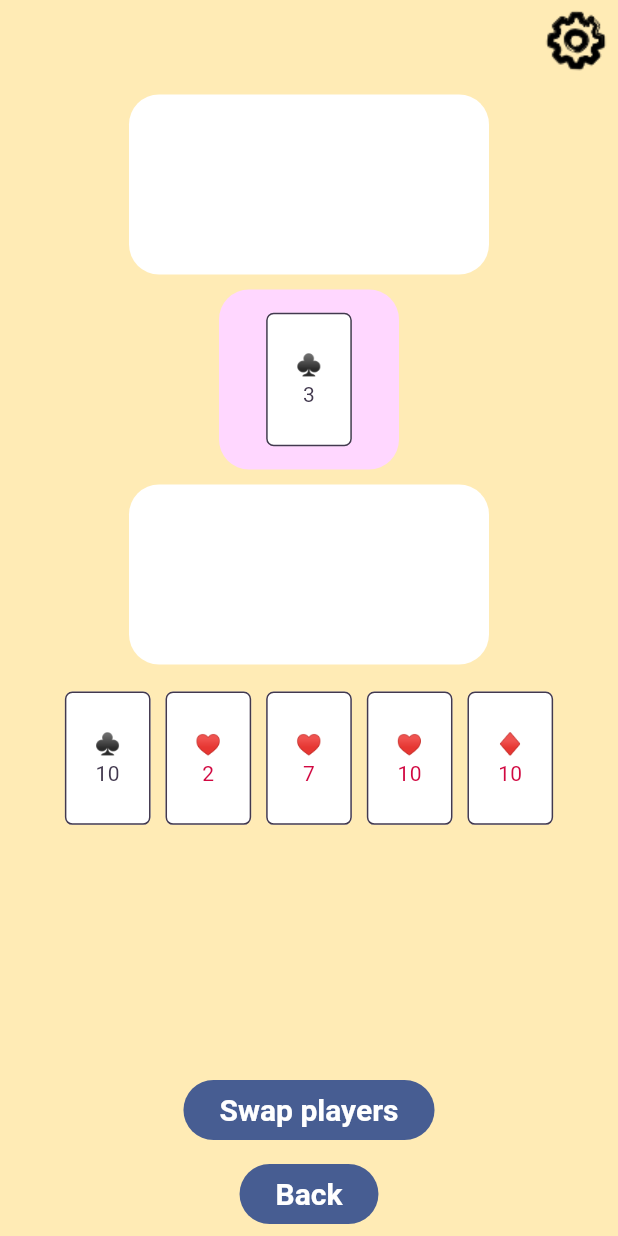
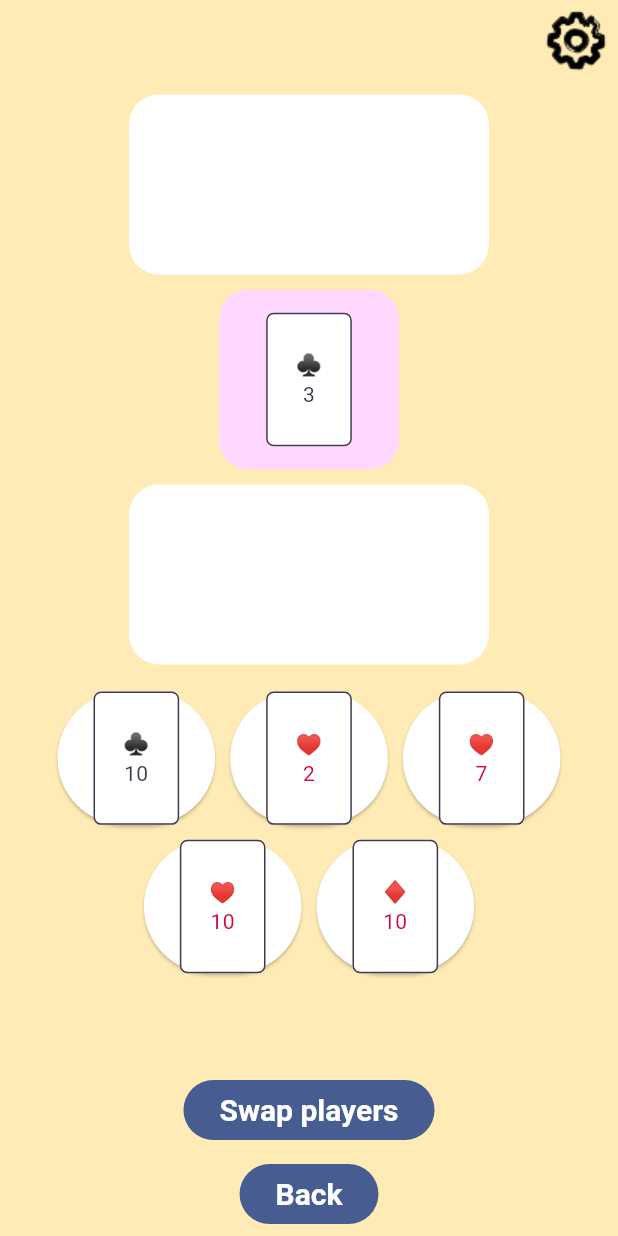
Before and after one commit to oc-cmcbride/mobile-apps-go-fish, a Flutter app: the PlaySessionScreen screen opened by its route, on a phone screen of 412 x 824 dp. Run offline on Flutter 3.47's test engine with Material 3 defaults, Android fonts, the phone set to English and light mode, and no system bars; our stand-ins replace audioplayers, go_router, shared_preferences; accounts and stored records are empty.

Commit message:
Tap-to-select cards kind of works; needs a rework

```diff
--- a/go_fish_game/lib/game_internals/board_state.dart
+++ b/go_fish_game/lib/game_internals/board_state.dart
@@ -24,7 +24,6 @@ class BoardState {
   late List<Player> players;
 
   BoardState({required this.onWin}) {
-    print("New board state!");
     players = [playerOne, playerTwo];
     for (Player p in players) {
       p.addListener(_handlePlayerChange);
--- a/go_fish_game/lib/play_session/player_hand_widget.dart
+++ b/go_fish_game/lib/play_session/player_hand_widget.dart
@@ -1,15 +1,39 @@
 import 'package:flutter/material.dart';
 import 'package:provider/provider.dart';
 
+import '../style/palette.dart';
+import '../game_internals/playing_card.dart';
 import '../game_internals/board_state.dart';
 import 'playing_card_widget.dart';
 
-class PlayerHandWidget extends StatelessWidget {
-  const PlayerHandWidget({super.key});
+class PlayerHandWidget extends StatefulWidget {
+
+  final Map<PlayingCard, bool> _handState = { };
+
+  PlayerHandWidget({super.key});
 
   @override
+  State<PlayerHandWidget> createState() => _PlayerHandWidgetState();
+}
+
+class _PlayerHandWidgetState extends State<PlayerHandWidget> {
+  @override
   Widget build(BuildContext context) {
+    final palette = context.watch<Palette>();
     final boardState = context.watch<BoardState>();
+
+    // Check if hand state needs to be updated
+    if (widget._handState.isEmpty) {
+      widget._handState.addAll({ for (var card in boardState.currentPlayer.hand) card : false });
+    }
+    else if (!Set.of(widget._handState.keys).containsAll(boardState.currentPlayer.hand)) {
+      // Add new cards
+      widget._handState.addAll({ for (var card in boardState.currentPlayer.hand.where((element) => !widget._handState.keys.contains(element))) card : false });
+    }
+    else if (!Set.of(boardState.currentPlayer.hand).containsAll(widget._handState.keys)) {
+      // Remove cards
+      widget._handState.removeWhere((key, value) => !boardState.currentPlayer.hand.contains(key));
+    }
 
     return Padding(
       padding: const EdgeInsets.all(10),
@@ -20,13 +44,43 @@ class PlayerHandWidget extends StatelessWidget {
           // to the player's hand.
           listenable: boardState.currentPlayer,
           builder: (context, child) {
+            // return ToggleButtons(
+            //   direction: Axis.horizontal,
+            //   onPressed: (int index) {
+            //     _selectedCards[index] = !_selectedCards[index];
+            //     print(_selectedCards);
+            //   },
+            //   isSelected: _selectedCards,
+            //   fillColor: Colors.red,
+            //   selectedBorderColor: Colors.green,
+            //   selectedColor: Colors.teal,
+            //   constraints: BoxConstraints(minHeight: 80.0, minWidth: 80.0),
+            //   children: [...boardState.currentPlayer.hand.map((card) => PlayingCardWidget(card, player: boardState.currentPlayer))],
+            // );
             return Wrap(
               alignment: WrapAlignment.center,
               spacing: 10,
               runSpacing: 10,
               children: [
-                ...boardState.currentPlayer.hand.map((card) =>
-                    PlayingCardWidget(card, player: boardState.currentPlayer)),
+                ...boardState.currentPlayer.hand.map(
+                  (card) => ElevatedButton(
+                    onPressed: () {
+                      setState(() {
+                        if (widget._handState[card] != null) {
+                          widget._handState[card] = !widget._handState[card]!;
+                        }
+                        print(widget._handState);
+                      });
+                    },
+                    style: ElevatedButton.styleFrom(
+                      backgroundColor: (widget._handState[card] ?? false) ? Colors.green : Colors.white,
+                      ),
+                    child: PlayingCardWidget(
+                      card,
+                      player: boardState.currentPlayer,
+                    ),
+                  ),
+                ),
               ],
             );
           },
--- a/go_fish_game/lib/play_session/playing_card_widget.dart
+++ b/go_fish_game/lib/play_session/playing_card_widget.dart
@@ -43,8 +43,12 @@ class PlayingCardWidget extends StatelessWidget {
       ),
     );
 
+    return cardWidget;
+
+    /*
     /// Cards that aren't in a player's hand are not draggable.
     if (player == null) return cardWidget;
+
 
     return Draggable(
       feedback: Transform.rotate(
@@ -66,6 +70,7 @@ class PlayingCardWidget extends StatelessWidget {
       },
       child: cardWidget,
     );
+    */
   }
 }
 
```
